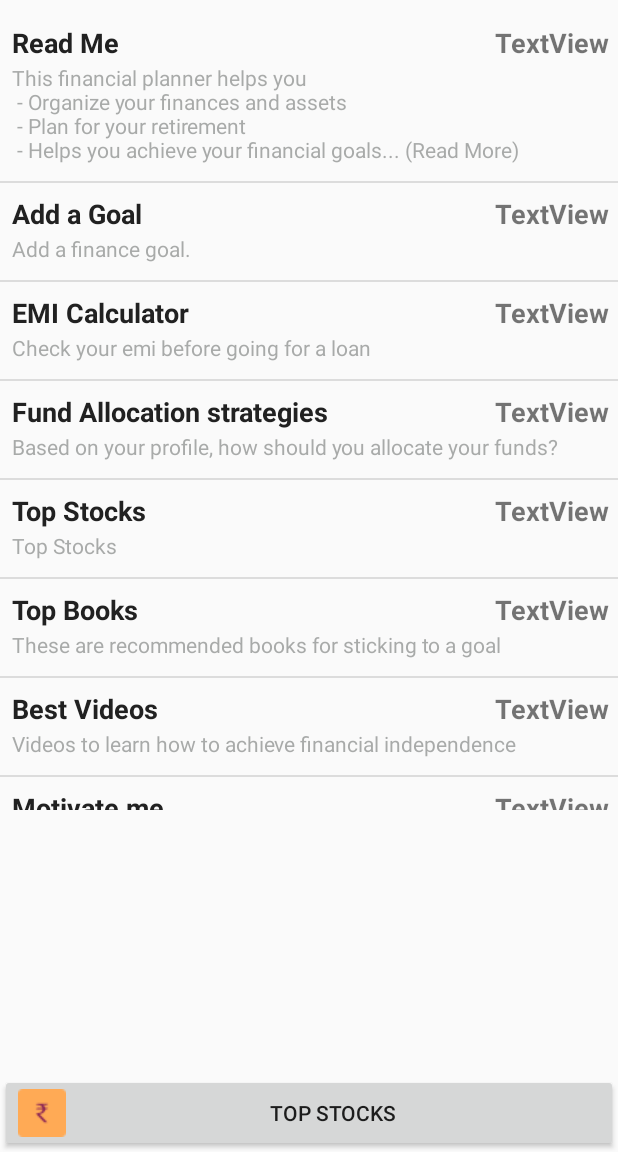
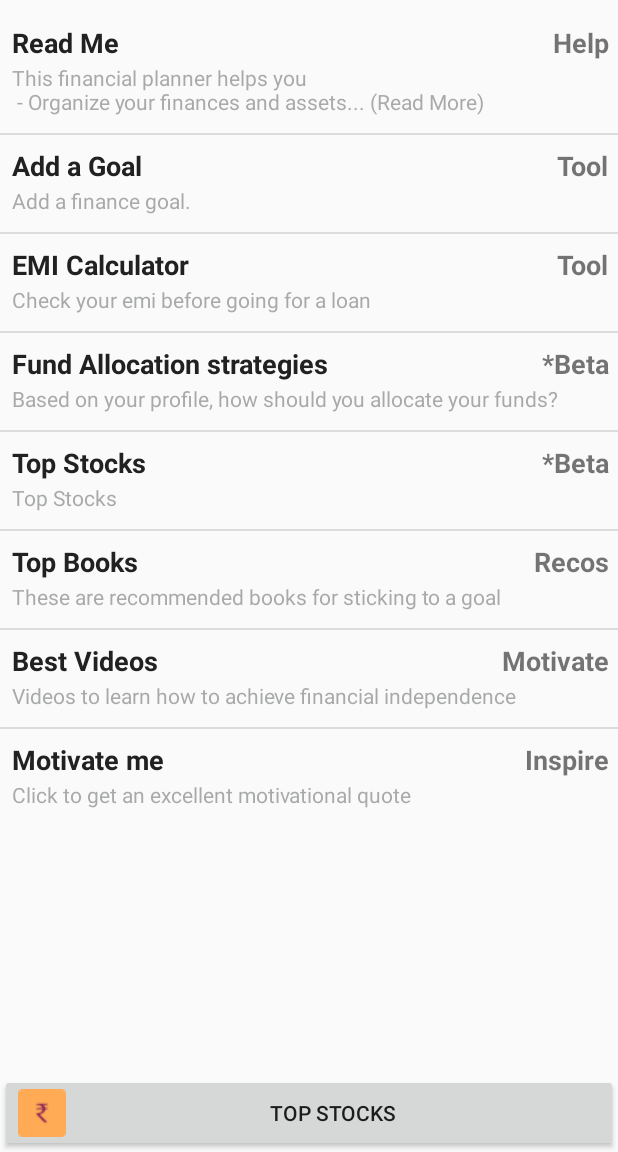
Before and after one commit to youd5/rssfeed, an Android app: the screen it shows after launch (MainActivity), on a phone screen of 412 x 824 dp, the part 84-1236 px from its top. Run offline under Robolectric (Android 15) with nearby library versions, the phone set to English and light mode, and no system bars.

Commit message:
implemented the styled text activity and linked to homepage

```diff
--- a/app/src/main/java/com/example/rssfeed/MainActivity.java
+++ b/app/src/main/java/com/example/rssfeed/MainActivity.java
@@ -21,18 +21,20 @@ public class MainActivity extends AppCompatActivity {
     private Toolbar myToolbar;
     String[] listItem;
     String[] listItem2;
+    String[] listItem3;
 
     private static String TAG_TITLE = "title";
-    private static String TAG_ACTIVITY_ON_CLICK = "link";
-    private static String TAG_SUBHEADER = "pubDate";
+    private static String TAG_ACTIVITY_ON_CLICK = "activity";
+    private static String TAG_SUBHEADER = "subheader";
+    private static String TAG_RIGHT_END_TEXT = "rightendtext";
 
     @Override
     protected void onCreate(Bundle savedInstanceState) {
         super.onCreate(savedInstanceState);
         setContentView(R.layout.activity_main);
-        myToolbar = (Toolbar) findViewById(R.id.my_toolbar);
         listView = (ListView) findViewById(R.id.listviewmain);
 
+        myToolbar = (Toolbar) findViewById(R.id.my_toolbar);
         setSupportActionBar(myToolbar);
         getSupportActionBar().setDisplayShowHomeEnabled(true);
         getSupportActionBar().setIcon(getDrawable(R.drawable.favicon32x32));
@@ -42,6 +44,7 @@ public class MainActivity extends AppCompatActivity {
         ArrayList<HashMap<String, String>> watchListItemList = new ArrayList<>();
         listItem = getResources().getStringArray(R.array.homepagelist);
         listItem2 = getResources().getStringArray(R.array.homepagedetail);
+        listItem3 = getResources().getStringArray(R.array.homepagerighttext);
 
 
 
@@ -50,16 +53,17 @@ public class MainActivity extends AppCompatActivity {
             HashMap<String, String> map = new HashMap<String, String>();
             map.put(TAG_TITLE, listItem[i]);
             map.put(TAG_ACTIVITY_ON_CLICK, "ChartActivity"); //placeholder, onclick listener can use the tag link to use the right activity
-            map.put(TAG_SUBHEADER, listItem2[i]); //placeholder rename and use better.
+            map.put(TAG_SUBHEADER, listItem2[i]);
+            map.put(TAG_RIGHT_END_TEXT, listItem3[i]);
             watchListItemList.add(map);
         }
 
 
         ListAdapter adapter = new SimpleAdapter(
                 this,
-                watchListItemList, R.layout.rss_item_list_row,
-                new String[]{TAG_ACTIVITY_ON_CLICK, TAG_TITLE, TAG_SUBHEADER},
-                new int[]{R.id.page_url, R.id.title, R.id.pub_date});
+                watchListItemList, R.layout.home_item_list_row,
+                new String[]{TAG_ACTIVITY_ON_CLICK, TAG_TITLE, TAG_SUBHEADER, TAG_RIGHT_END_TEXT},
+                new int[]{R.id.page_url, R.id.title, R.id.pub_date,R.id.ltp});
 
         listView.setAdapter(adapter);
 
@@ -70,9 +74,22 @@ public class MainActivity extends AppCompatActivity {
                 HashMap<String, String> map = new HashMap<String, String>();
                 map = (HashMap<String, String>) parent.getAdapter().getItem(position);
                 String value=map.get("title");
+
                 String nseLink =
                         "https://www.nseindia.com/api/historical/cm/equity?series=[%22EQ%22]&from=01-01-2020&to=23-03-2020&symbol=" + value;
-                startActivity(new Intent(MainActivity.this, ChartActivity.class).putExtra("nseLink", nseLink));
+
+
+                switch (position) {
+                    case 0:
+                        startActivity(new Intent(MainActivity.this, StyledTextActivity.class).putExtra("nseLink", ""));
+                        break;
+                    case 3:
+                    case 4:
+                        startActivity(new Intent(MainActivity.this, WatchlistActivity.class).putExtra("nseLink", ""));
+                        break;
+
+                }
+                //startActivity(new Intent(MainActivity.this, ChartActivity.class).putExtra("nseLink", nseLink));
 
             }
         });
@@ -80,6 +97,8 @@ public class MainActivity extends AppCompatActivity {
 
 
     }
+
+    //unused if button removed
     public void onClick(View view) {
         switch (view.getId()) {
             case R.id.buttonchart:
--- /dev/null
+++ b/app/src/main/res/layout/home_item_list_row.xml
@@ -0,0 +1,53 @@
+<?xml version="1.0" encoding="utf-8"?>
+<RelativeLayout xmlns:android="http://schemas.android.com/apk/res/android"
+    android:layout_width="match_parent"
+    android:layout_height="match_parent"
+    android:padding="8dip">
+
+    <TextView
+        android:id="@+id/page_url"
+        android:layout_width="fill_parent"
+        android:layout_height="wrap_content"
+        android:visibility="gone" />
+
+    <TextView
+        android:id="@+id/title"
+        android:layout_width="fill_parent"
+        android:layout_height="wrap_content"
+        android:paddingBottom="1dip"
+        android:textColor="#212121"
+        android:textSize="18sp"
+        android:textStyle="bold" />
+
+    <TextView
+        android:id="@+id/pub_date"
+        android:layout_width="wrap_content"
+        android:layout_height="wrap_content"
+        android:layout_below="@id/title"
+        android:paddingBottom="3dip"
+        android:textColor="#9b737775"
+        android:textSize="14sp" />
+
+
+    <TextView
+        android:id="@+id/ltp"
+        android:layout_width="wrap_content"
+        android:layout_height="wrap_content"
+        android:layout_alignRight="@id/title"
+        android:textSize="18sp"
+        android:textStyle="bold"
+        android:text="TextView" />
+
+    <TextView
+        android:id="@+id/percentchange"
+        android:layout_width="wrap_content"
+        android:layout_height="wrap_content"
+        android:layout_below="@id/ltp"
+        android:layout_alignRight="@id/pub_date"
+        android:layout_alignParentRight="true"
+        android:paddingBottom="3dip"
+        android:textColor="#9B058847"
+        android:textSize="14sp" />
+
+
+</RelativeLayout>
--- a/app/src/main/res/values/strings.xml
+++ b/app/src/main/res/values/strings.xml
@@ -19,6 +19,11 @@
     <string name="lets_add_a_goal">Lets add a Goal</string>
     <string name="emicalculator">EMI Calculator</string>
 
+    <string name="read_me_header">Read Me</string>
+    <string name="read_me_sub_header">v-1.0</string>
+    <string name="read_me_body">This financial planner helps you - Organize your finances and assets  - Plan for your retirement - Helps you achieve your financial goals efficiently</string>
+
+
     <string-array name="homepagelist">
         <item>Read Me</item>
         <item>Add a Goal</item>
@@ -30,7 +35,7 @@
         <item>Motivate me</item>
     </string-array>
     <string-array name="homepagedetail">
-        <item>This financial planner helps you\n  - Organize your finances and assets\n  - Plan for your retirement\n - Helps you achieve your financial goals... (Read More)</item>
+        <item>This financial planner helps you\n  - Organize your finances and assets... (Read More)</item>
         <item>Add a finance goal.</item>
         <item>Check your emi before going for a loan</item>
         <item>Based on your profile, how should you allocate your funds?</item>
@@ -38,7 +43,17 @@
         <item>These are recommended books for sticking to a goal</item>
         <item>Videos to learn how to achieve financial independence</item>
         <item>Click to get an excellent motivational quote</item>
+    </string-array>
 
+    <string-array name="homepagerighttext">
+        <item>Help</item>
+        <item>Tool</item>
+        <item>Tool</item>
+        <item>*Beta</item>
+        <item>*Beta</item>
+        <item>Recos</item>
+        <item>Motivate</item>
+        <item>Inspire</item>
     </string-array>
 
 
```
Also changed, not shown: app/src/main/AndroidManifest.xml (+10 -3 lines), app/src/main/java/com/example/rssfeed/StyledTextActivity.java (added, +26 -0 lines), app/src/main/res/layout/activity_styled_text.xml (added, +74 -0 lines).
